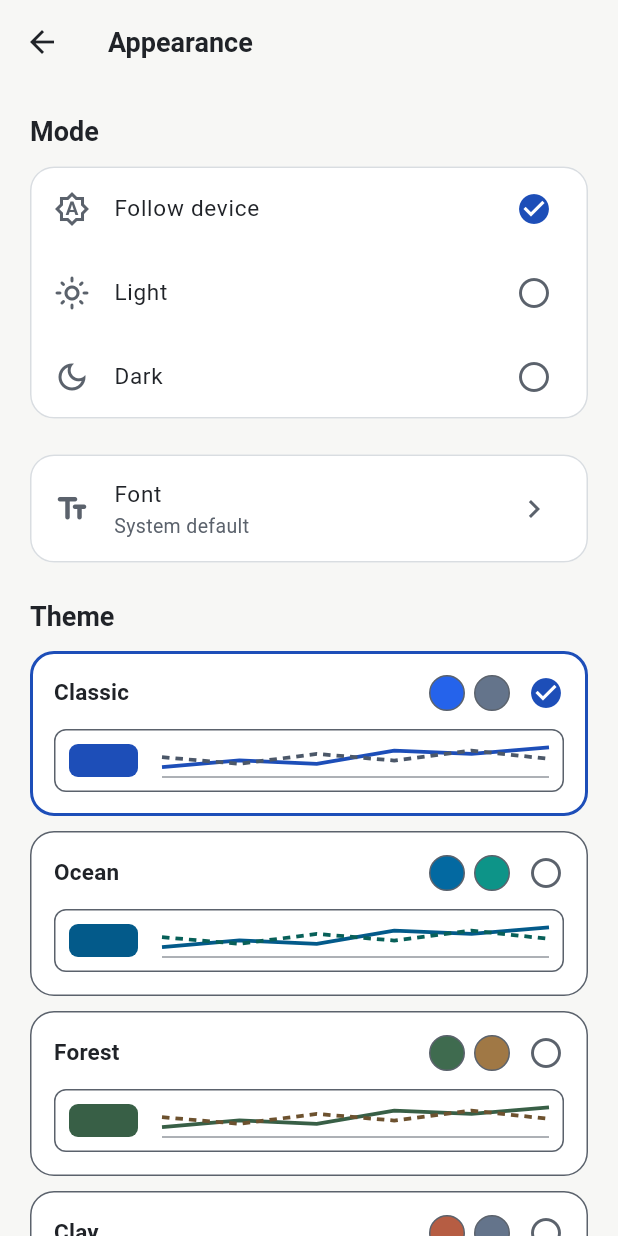
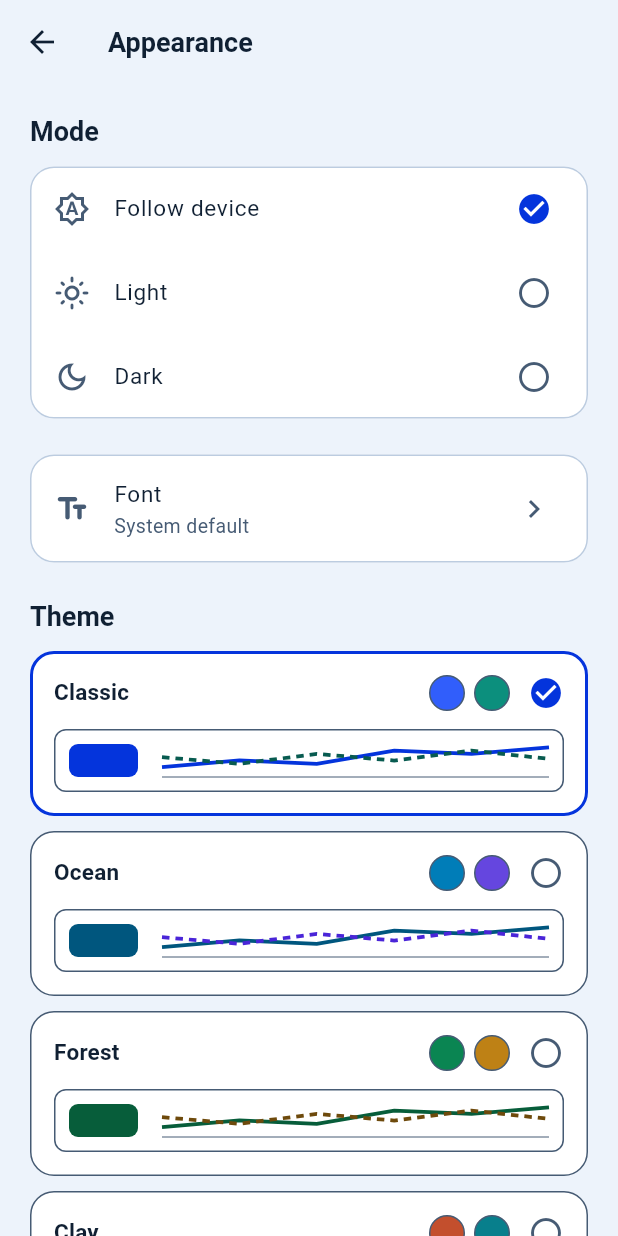
Before and after one commit to anonymousharry1123/fatigue-project, a Flutter app: the AppearanceScreen screen opened directly, on a phone screen of 412 x 824 dp. Run offline on Flutter 3.47's test engine with Material 3 defaults, Android fonts, the phone set to English and light mode, and no system bars; our stand-ins replace cloud_firestore, firebase_auth, firebase_core, flutter_local_notifications, shared_preferences, timezone; missing offline and left inert: dart:js_interop; accounts and stored records are empty.

Commit message:
feat: update theme colors and enhance appearance settings for better readability

```diff
--- a/app/lib/src/theme.dart
+++ b/app/lib/src/theme.dart
@@ -37,35 +37,35 @@ class TonyoThemePreset {
 }
 
 const defaultTonyoColors = TonyoColorPair(
-  main: Color(0xFF2563EB),
-  secondary: Color(0xFF64748B),
+  main: Color(0xFF315EFB),
+  secondary: Color(0xFF0C8F7D),
 );
 const tonyoThemePresets = [
   TonyoThemePreset('classic', 'Classic', defaultTonyoColors),
   TonyoThemePreset(
     'ocean',
     'Ocean',
-    TonyoColorPair(main: Color(0xFF0369A1), secondary: Color(0xFF0D9488)),
+    TonyoColorPair(main: Color(0xFF007DB8), secondary: Color(0xFF6546DF)),
   ),
   TonyoThemePreset(
     'forest',
     'Forest',
-    TonyoColorPair(main: Color(0xFF3F6B4F), secondary: Color(0xFFA07845)),
+    TonyoColorPair(main: Color(0xFF0A8552), secondary: Color(0xFFBE8115)),
   ),
   TonyoThemePreset(
     'clay',
     'Clay',
-    TonyoColorPair(main: Color(0xFFB65D43), secondary: Color(0xFF64748B)),
+    TonyoColorPair(main: Color(0xFFC34F2D), secondary: Color(0xFF087F8C)),
   ),
   TonyoThemePreset(
     'plum',
     'Plum',
-    TonyoColorPair(main: Color(0xFF7C5A91), secondary: Color(0xFFB76E79)),
+    TonyoColorPair(main: Color(0xFF8538C7), secondary: Color(0xFFD13C73)),
   ),
   TonyoThemePreset(
     'sunset',
     'Sunset',
-    TonyoColorPair(main: Color(0xFFD97706), secondary: Color(0xFFC44C7A)),
+    TonyoColorPair(main: Color(0xFFDC6B0C), secondary: Color(0xFFBB2859)),
   ),
 ];
 
@@ -75,14 +75,21 @@ double tonyoContrastRatio(Color first, Color second) {
   return ((a > b ? a : b) + .05) / ((a > b ? b : a) + .05);
 }
 
-/// Adjust source colors only as far as needed for labels on neutral and tinted fills.
+/// Adjust lightness only as far as needed for readable labels, retaining the
+/// source hue and saturation instead of washing darker accents toward grey.
 Color _readableAccent(
   Color source,
   Brightness brightness,
   List<Color> surfaces,
 ) {
   final opaque = source.withValues(alpha: 1);
-  final target = brightness == Brightness.light ? Colors.black : Colors.white;
+  final sourceHsl = HSLColor.fromColor(opaque);
+  final targetLightness = brightness == Brightness.light ? 0.0 : 1.0;
+  Color adjusted(double amount) => sourceHsl
+      .withLightness(
+        sourceHsl.lightness + (targetLightness - sourceHsl.lightness) * amount,
+      )
+      .toColor();
   bool readable(Color candidate) => surfaces.every(
     (surface) =>
         tonyoContrastRatio(candidate, surface) >= 4.5 &&
@@ -97,13 +104,13 @@ Color _readableAccent(
   var high = 1.0;
   for (var i = 0; i < 24; i++) {
     final middle = (low + high) / 2;
-    if (readable(Color.lerp(opaque, target, middle)!)) {
+    if (readable(adjusted(middle))) {
       high = middle;
     } else {
       low = middle;
     }
   }
-  return Color.lerp(opaque, target, high)!;
+  return adjusted(high);
 }
 
 Color _onAccent(Color color) =>
@@ -130,20 +137,20 @@ class TonyoPalette extends ThemeExtension<TonyoPalette> {
 
   factory TonyoPalette.resolve(Brightness brightness, TonyoColorPair colors) {
     final dark = brightness == Brightness.dark;
-    final background = Color(dark ? 0xFF121416 : 0xFFF7F7F5);
-    final surface = Color(dark ? 0xFF1C1F23 : 0xFFFFFFFF);
-    final raised = Color(dark ? 0xFF262A30 : 0xFFF0F1F2);
+    final background = Color(dark ? 0xFF000000 : 0xFFEDF3FB);
+    final surface = Color(dark ? 0xFF090E15 : 0xFFFFFFFF);
+    final raised = Color(dark ? 0xFF131C27 : 0xFFE1EAF6);
     final surfaces = [background, surface, raised];
     Color accent(Color seed) => _readableAccent(seed, brightness, surfaces);
     return TonyoPalette(
       background: background,
       surface: surface,
       surfaceRaised: raised,
-      border: Color(dark ? 0xFF3D424A : 0xFFD9DDE1),
+      border: Color(dark ? 0xFF344156 : 0xFFBCCCE0),
       primary: accent(colors.main),
       secondary: accent(colors.secondary),
-      text: Color(dark ? 0xFFF2F3F5 : 0xFF202328),
-      muted: Color(dark ? 0xFFB4BAC3 : 0xFF5B626C),
+      text: Color(dark ? 0xFFF8FAFC : 0xFF102033),
+      muted: Color(dark ? 0xFFBBC6D7 : 0xFF465B74),
       success: accent(const Color(0xFF237A4B)),
       warning: accent(const Color(0xFF936000)),
       error: accent(const Color(0xFFBA3542)),
@@ -216,7 +223,7 @@ ThemeData buildTonyoTheme({
   final palette = TonyoPalette.resolve(brightness, colors);
   final dark = brightness == Brightness.dark;
   Color tint(Color color) =>
-      Color.alphaBlend(color.withValues(alpha: .12), palette.surface);
+      Color.alphaBlend(color.withValues(alpha: .18), palette.surface);
   final scheme = ColorScheme(
     brightness: brightness,
     primary: palette.primary,
@@ -247,8 +254,8 @@ ThemeData buildTonyoTheme({
     onErrorContainer: palette.error,
     outline: palette.muted,
     outlineVariant: palette.border,
-    inverseSurface: dark ? const Color(0xFFF2F3F5) : const Color(0xFF202328),
-    onInverseSurface: dark ? const Color(0xFF202328) : const Color(0xFFF2F3F5),
+    inverseSurface: dark ? const Color(0xFFF8FAFC) : const Color(0xFF102033),
+    onInverseSurface: dark ? const Color(0xFF102033) : const Color(0xFFF8FAFC),
     inversePrimary: TonyoPalette.resolve(
       dark ? Brightness.light : Brightness.dark,
       colors,
```
Also changed, not shown: 2 other files.
